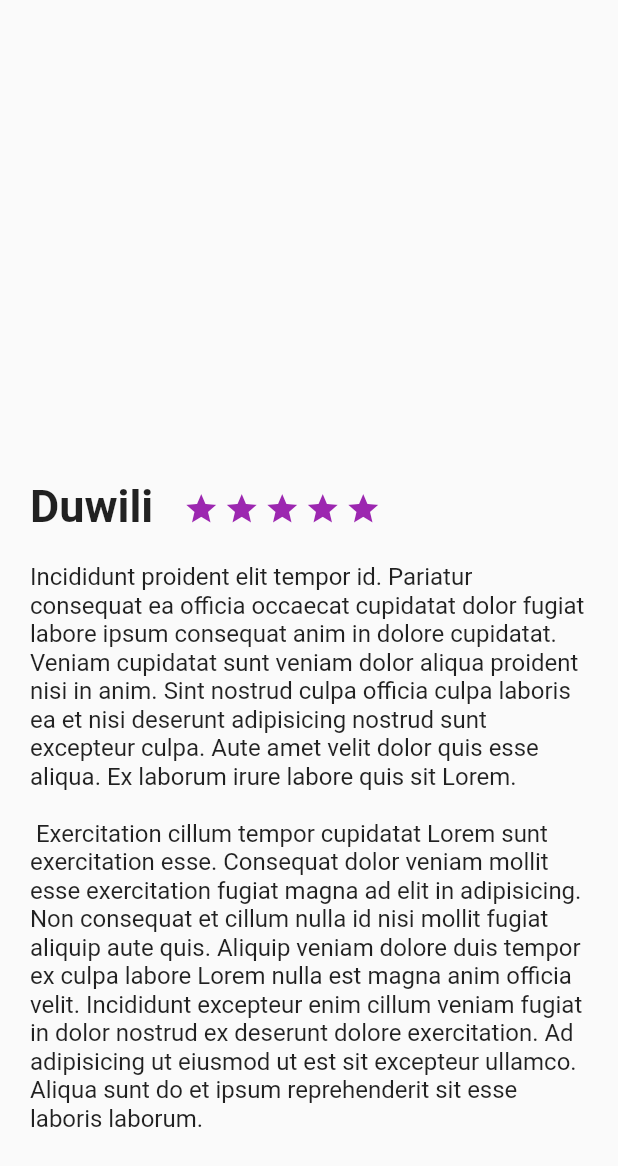
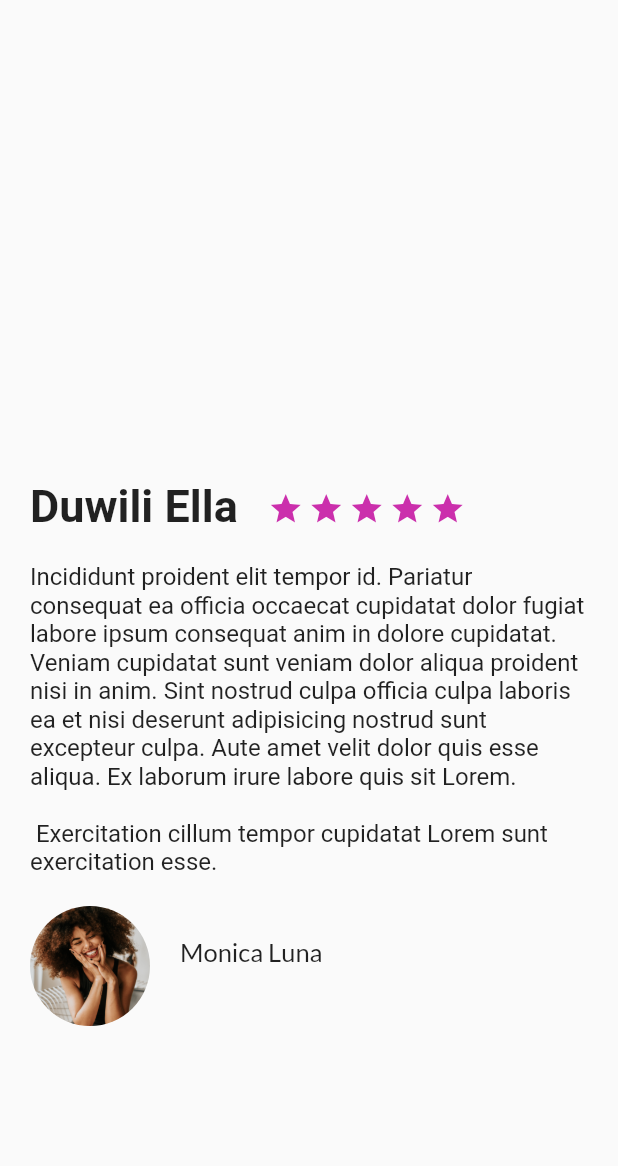
Before and after one commit to Fabiola08/travel_app, a Flutter app: the screen it shows after launch, on a phone screen of 412 x 824 dp. Shown: the top 1166 px of the screen. Run offline on Flutter 3.47's test engine with Material 2 defaults, Android fonts, the phone set to English and light mode, and no system bars; our stand-ins replace google_fonts; Roboto replaces fonts that are missing (Dosis).

Commit message:
primeraVersionDeReview

```diff
--- a/lib/main.dart
+++ b/lib/main.dart
@@ -6,13 +6,22 @@ void main() {
 }
 
 class MainApp extends StatelessWidget {
+  final namePlace = 'Duwili Ella';
+  final descriptionText = 'Incididunt proident elit tempor id. Pariatur consequat ea officia occaecat cupidatat dolor fugiat labore ipsum consequat anim in dolore cupidatat. Veniam cupidatat sunt veniam dolor aliqua proident nisi in anim. Sint nostrud culpa officia culpa laboris ea et nisi deserunt adipisicing nostrud sunt excepteur culpa. Aute amet velit dolor quis esse aliqua. Ex laborum irure labore quis sit Lorem. \n\n Exercitation cillum tempor cupidatat Lorem sunt exercitation esse.';
   const MainApp({super.key});
 
   @override
   Widget build(BuildContext context) {
-    return const MaterialApp(
+    return MaterialApp(
+      debugShowCheckedModeBanner: false,
       home: Scaffold(
-        body: DescriptionPlaceScreen(),
+        body: DescriptionPlaceScreen(
+          descriptionPlace: descriptionText,
+          namePlace: namePlace,
+          stars: 5,
+
+
+        ),
       ),
     );
   }
--- a/lib/screens/description_place_screen.dart
+++ b/lib/screens/description_place_screen.dart
@@ -1,9 +1,19 @@
 import 'package:flutter/material.dart';
 import 'package:google_fonts/google_fonts.dart';
+import 'package:travel_app/screens/review.dart';
 
 
 class DescriptionPlaceScreen extends StatelessWidget {
-  const DescriptionPlaceScreen({super.key});
+    final String descriptionPlace;
+    final String namePlace;
+    final int stars;
+
+
+  const DescriptionPlaceScreen(
+    {super.key,
+     required this.descriptionPlace,
+     required this.namePlace,
+     required this.stars});
 
   @override
   Widget build(BuildContext context) {
@@ -12,7 +22,7 @@ class DescriptionPlaceScreen extends StatelessWidget {
       fontWeight: FontWeight.bold,
     );
 
-    const descriptionText = 'Incididunt proident elit tempor id. Pariatur consequat ea officia occaecat cupidatat dolor fugiat labore ipsum consequat anim in dolore cupidatat. Veniam cupidatat sunt veniam dolor aliqua proident nisi in anim. Sint nostrud culpa officia culpa laboris ea et nisi deserunt adipisicing nostrud sunt excepteur culpa. Aute amet velit dolor quis esse aliqua. Ex laborum irure labore quis sit Lorem. \n\n Exercitation cillum tempor cupidatat Lorem sunt exercitation esse. Consequat dolor veniam mollit esse exercitation fugiat magna ad elit in adipisicing. Non consequat et cillum nulla id nisi mollit fugiat aliquip aute quis. Aliquip veniam dolore duis tempor ex culpa labore Lorem nulla est magna anim officia velit. Incididunt excepteur enim cillum veniam fugiat in dolor nostrud ex deserunt dolore exercitation. Ad adipisicing ut eiusmod ut est sit excepteur ullamco. Aliqua sunt do et ipsum reprehenderit sit esse laboris laborum.';
+
 
     final star = Container(
       margin: const EdgeInsets.only(
@@ -21,7 +31,7 @@ class DescriptionPlaceScreen extends StatelessWidget {
       ),
       child: const Icon(
         Icons.star,
-        color: Colors.purple,
+        color: Color.fromARGB(255, 203, 47, 172),
       )
     );
 
@@ -32,7 +42,7 @@ class DescriptionPlaceScreen extends StatelessWidget {
         right: 20.0,
       ),
       child: Text(
-        descriptionText,
+        descriptionPlace,
         style: GoogleFonts.dosis(
           textStyle: const TextStyle(
             fontSize: 16.0,
@@ -50,7 +60,7 @@ class DescriptionPlaceScreen extends StatelessWidget {
           right: 20.0,
         ),
         child: const Text(
-          "Duwili",
+          "Duwili Ella",
           style: titleStyle,
           textAlign: TextAlign.left,
         ),
@@ -67,6 +77,7 @@ class DescriptionPlaceScreen extends StatelessWidget {
       children: [
         titleAndStars,
         description,
+        const Review(),
       ],
     );
   }
--- /dev/null
+++ b/lib/screens/review.dart
@@ -0,0 +1,47 @@
+import 'package:flutter/material.dart';
+import 'package:google_fonts/google_fonts.dart';
+
+class Review extends StatelessWidget {
+  final String pathImage = 'assets/img/profile1.jpg';
+  final String user = 'Monica Luna';
+  final String details = '1 review 5 photos';
+  final String commet = 'This is an amazing place in Sri Lanka';
+
+  const Review({super.key});
+
+  @override
+  Widget build(BuildContext context) {
+    final profilePic = Container(
+      margin: const EdgeInsets.only(
+        top: 20.0,
+        left: 20.0,
+      ),
+      width: 80,
+      height: 80.0,
+      decoration: BoxDecoration(
+        shape: BoxShape.circle,
+        image: DecorationImage(
+          fit: BoxFit.cover,
+          image: AssetImage(pathImage),
+          ),
+      ),
+    );
+
+    final userName = Container(
+      margin: const EdgeInsets.only(
+        left: 20.0,
+      ),
+      child: Text(
+        user,
+        textAlign: TextAlign.left,
+        style: GoogleFonts.lato(fontSize: 17.0),
+      ),
+    );
+    return Row(
+      children: [
+        profilePic,
+        userName,
+      ],
+    );
+  }
+}
--- a/pubspec.yaml
+++ b/pubspec.yaml
@@ -18,3 +18,8 @@ dev_dependencies:
 
 flutter:
   uses-material-design: true
+  assets:
+     - assets/img/profile1.jpg
+     - assets/img/profile2.jpg
+     - assets/img/profile3.jpg
+     - assets/img/profile4.jpg
```
Also changed, not shown: assets/img/profile1.jpg (added), assets/img/profile2.jpg (added), assets/img/profile3.jpg (added), 1 other file.
